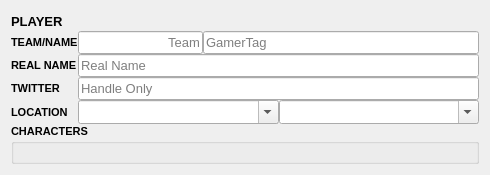
Old version of the form src/layout/TSHScoreboardPlayer.ui in the repository joaorb64/TournamentStreamHelper.
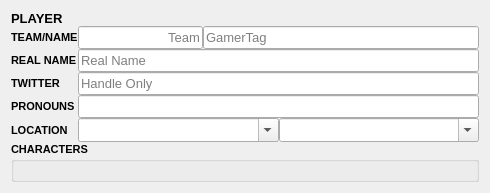
New version of the form.

Commit message: Added basic support for pronouns

Diff of the .ui file:
```diff
--- a/src/layout/TSHScoreboardPlayer.ui
+++ b/src/layout/TSHScoreboardPlayer.ui
@@ -97,6 +97,29 @@
      </property>
     </widget>
    </item>
+   <item row="4" column="0">
+    <widget class="QLabel" name="pronounLabel">
+     <property name="font">
+      <font>
+       <pointsize>8</pointsize>
+       <weight>75</weight>
+       <bold>true</bold>
+      </font>
+     </property>
+     <property name="text">
+      <string>PRONOUNS</string>
+     </property>
+    </widget>
+   </item>
+   <item row="4" column="2" colspan="2">
+    <widget class="QLineEdit" name="pronoun">
+     <property name="font">
+      <font>
+       <pointsize>10</pointsize>
+      </font>
+     </property>
+    </widget>
+   </item>
    <item row="7" column="0" colspan="4">
     <widget class="QGroupBox" name="characters">
      <property name="font">
```
Left out of the diff: 1 changed line with no effect on the pictures. The commit also changes 7 other files.
